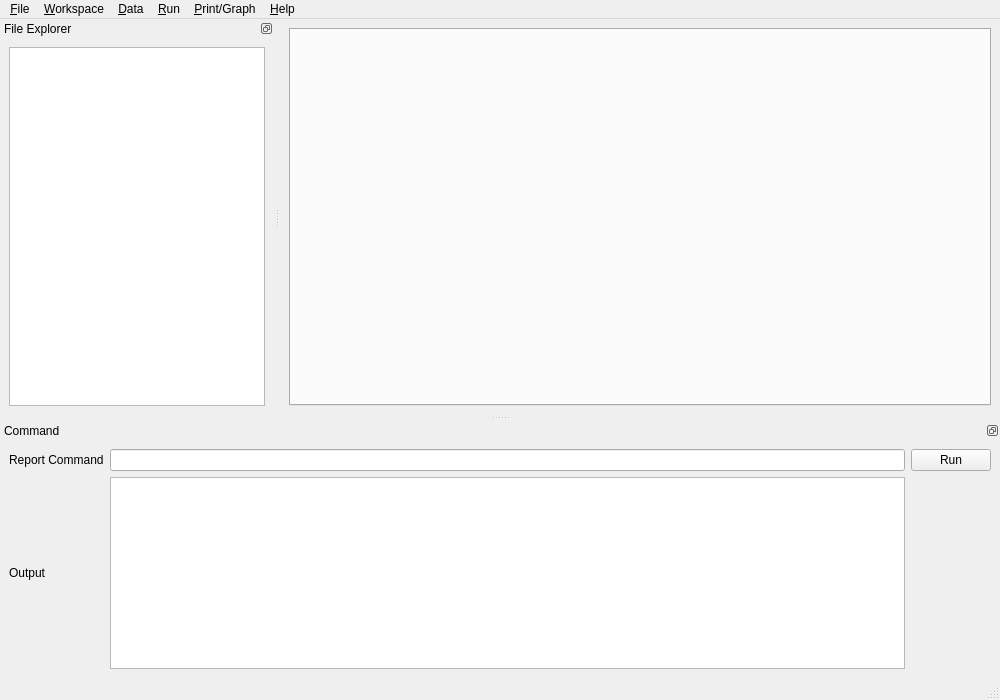
Above: gui/iode_gui/main_window.ui from plan-be/iode before the change. Below: the same form after it.
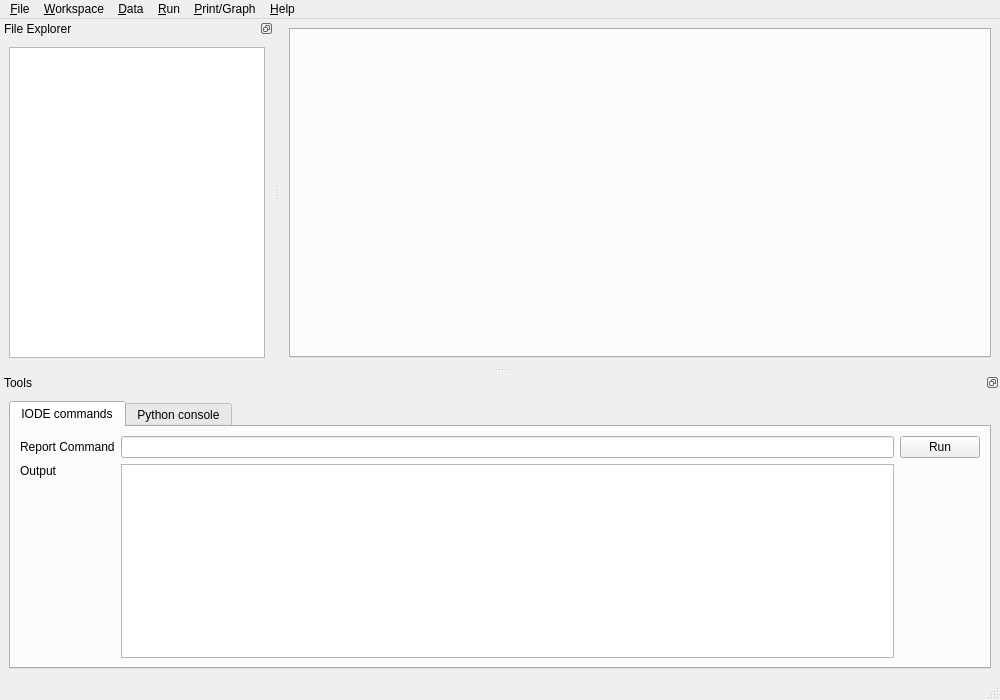
That is the form after the change. Icons and pictures are not drawn. Custom widgets are drawn as their Qt base class.

Commit message:
GUI PYTHON: (main_window.ui/py) added an IPython interactive console
fix #96

What changed in the file:
```diff
--- a/gui/iode_gui/main_window.ui
+++ b/gui/iode_gui/main_window.ui
@@ -265,8 +265,8 @@
   <widget class="QDockWidget" name="dockWidget_command">
    <property name="minimumSize">
     <size>
-     <width>294</width>
-     <height>143</height>
+     <width>303</width>
+     <height>195</height>
     </size>
    </property>
    <property name="layoutDirection">
@@ -282,12 +282,22 @@
     <set>Qt::BottomDockWidgetArea</set>
    </property>
    <property name="windowTitle">
-    <string>Command</string>
+    <string>Tools</string>
    </property>
    <attribute name="dockWidgetArea">
     <number>8</number>
    </attribute>
    <widget class="QWidget" name="dockWidgetContents_3">
+    <layout class="QGridLayout" name="gridLayout_2">
+     <item row="0" column="0">
+      <widget class="QTabWidget" name="tabWidget_tools">
+       <property name="currentIndex">
+        <number>0</number>
+       </property>
+       <widget class="QWidget" name="tab_iode_commands">
+        <attribute name="title">
+         <string>IODE commands</string>
+        </attribute>
     <layout class="QGridLayout" name="gridLayout">
      <item row="0" column="0">
       <widget class="QLabel" name="label_iode_command">
@@ -322,11 +332,46 @@
        </property>
       </widget>
      </item>
-     <item row="1" column="1">
+         <item row="1" column="1" rowspan="2">
       <widget class="QTextEdit" name="textEdit_output">
        <property name="readOnly">
         <bool>true</bool>
        </property>
+          </widget>
+         </item>
+         <item row="1" column="2" rowspan="2">
+          <spacer name="verticalSpacer">
+           <property name="orientation">
+            <enum>Qt::Vertical</enum>
+           </property>
+           <property name="sizeHint" stdset="0">
+            <size>
+             <width>20</width>
+             <height>73</height>
+            </size>
+           </property>
+          </spacer>
+         </item>
+         <item row="2" column="0">
+          <spacer name="verticalSpacer_2">
+           <property name="orientation">
+            <enum>Qt::Vertical</enum>
+           </property>
+           <property name="sizeHint" stdset="0">
+            <size>
+             <width>20</width>
+             <height>51</height>
+            </size>
+           </property>
+          </spacer>
+         </item>
+        </layout>
+       </widget>
+       <widget class="QWidget" name="tab_python_console">
+        <attribute name="title">
+         <string>Python console</string>
+        </attribute>
+       </widget>
       </widget>
      </item>
     </layout>
```
Left out of the diff: 2 changed lines with no effect on the pictures. Lines whose indentation alone changed are shown as unchanged. The commit also changes 2 other files.
